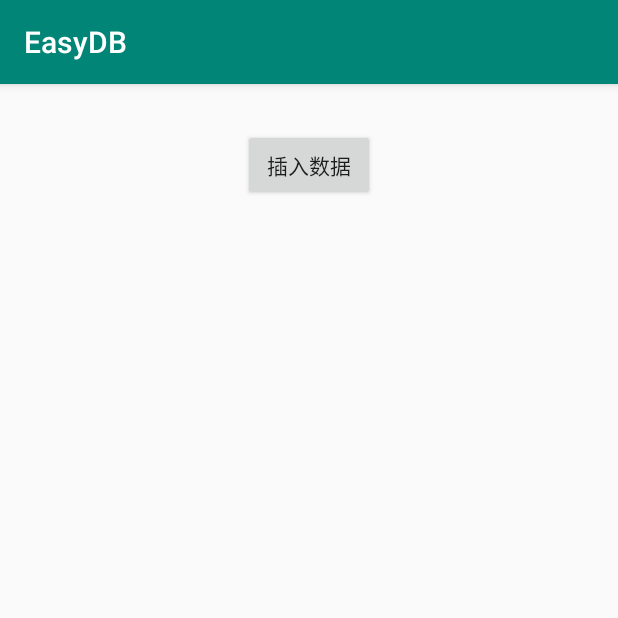
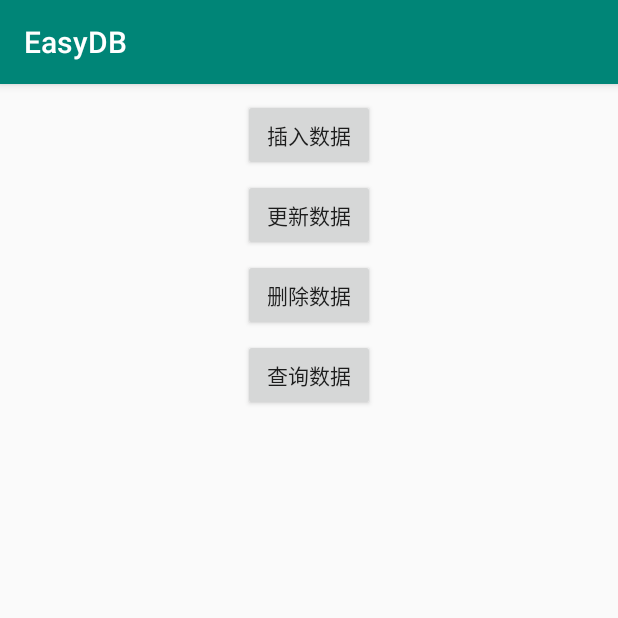
Before and after one commit to ljrRookie/EasyDB, an Android app: the screen it shows after launch (MainActivity), on a phone screen of 412 x 824 dp, the top half of it. Run offline under Robolectric (Android 15) with nearby library versions, the phone set to English and light mode, and no system bars.

Commit message:
添加更新，查询，删除操作

```diff
--- a/app/src/main/java/com/ljr/easydb/bean/table/User.java
+++ b/app/src/main/java/com/ljr/easydb/bean/table/User.java
@@ -10,6 +10,9 @@ public class User {
     private Integer id;
     private String name;
     private String password;
+
+    public User() {
+    }
 
     public User(Integer id, String name, String password) {
         this.id = id;
--- a/app/src/main/res/layout/activity_main.xml
+++ b/app/src/main/res/layout/activity_main.xml
@@ -8,12 +8,47 @@
 
     <Button
         android:id="@+id/btn_insert"
-        android:layout_marginTop="30dp"
+        android:layout_marginTop="10dp"
         android:layout_width="wrap_content"
         android:layout_height="wrap_content"
         android:text="插入数据"
         app:layout_constraintLeft_toLeftOf="parent"
         app:layout_constraintRight_toRightOf="parent"
         app:layout_constraintTop_toTopOf="parent" />
-
+    <Button
+        android:id="@+id/btn_update"
+        android:layout_marginTop="5dp"
+        android:layout_width="wrap_content"
+        android:layout_height="wrap_content"
+        android:text="更新数据"
+        app:layout_constraintLeft_toLeftOf="parent"
+        app:layout_constraintRight_toRightOf="parent"
+        app:layout_constraintTop_toBottomOf="@id/btn_insert" />
+    <Button
+        android:id="@+id/btn_del"
+        android:layout_marginTop="5dp"
+        android:layout_width="wrap_content"
+        android:layout_height="wrap_content"
+        android:text="删除数据"
+        app:layout_constraintLeft_toLeftOf="parent"
+        app:layout_constraintRight_toRightOf="parent"
+        app:layout_constraintTop_toBottomOf="@id/btn_update" />
+    <Button
+        android:id="@+id/btn_select"
+        android:layout_marginTop="5dp"
+        android:layout_width="wrap_content"
+        android:layout_height="wrap_content"
+        android:text="查询数据"
+        app:layout_constraintLeft_toLeftOf="parent"
+        app:layout_constraintRight_toRightOf="parent"
+        app:layout_constraintTop_toBottomOf="@id/btn_del" />
+    <TextView
+        android:id="@+id/tv_content"
+        android:layout_marginTop="30dp"
+        android:layout_width="wrap_content"
+        android:layout_height="wrap_content"
+        android:text=""
+        app:layout_constraintLeft_toLeftOf="parent"
+        app:layout_constraintRight_toRightOf="parent"
+        app:layout_constraintTop_toBottomOf="@id/btn_select" />
 </android.support.constraint.ConstraintLayout>
```
Also changed, not shown: app/src/main/java/com/ljr/easydb/MainActivity.java (+53 -2 lines), app/src/main/java/com/ljr/easydb/db/BaseDao.java (+128 -1 lines), app/src/main/java/com/ljr/easydb/db/IBaseDao.java (+10 -0 lines).
